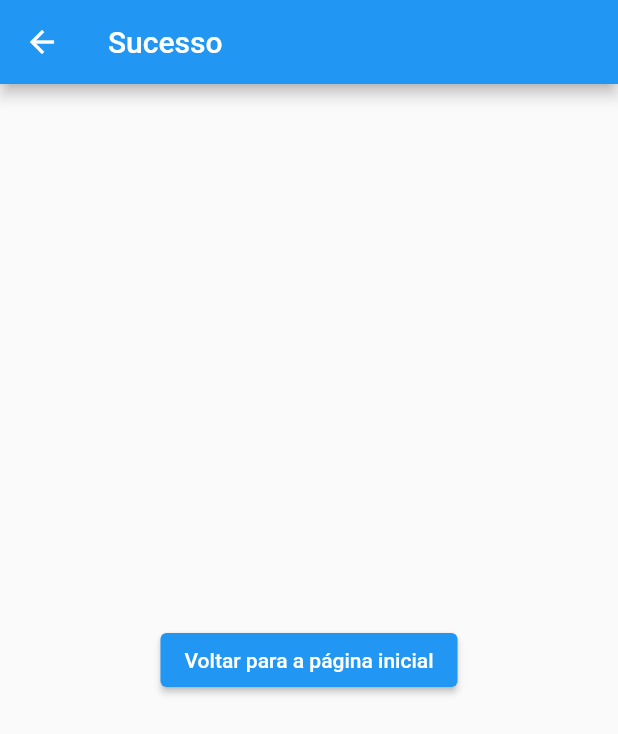
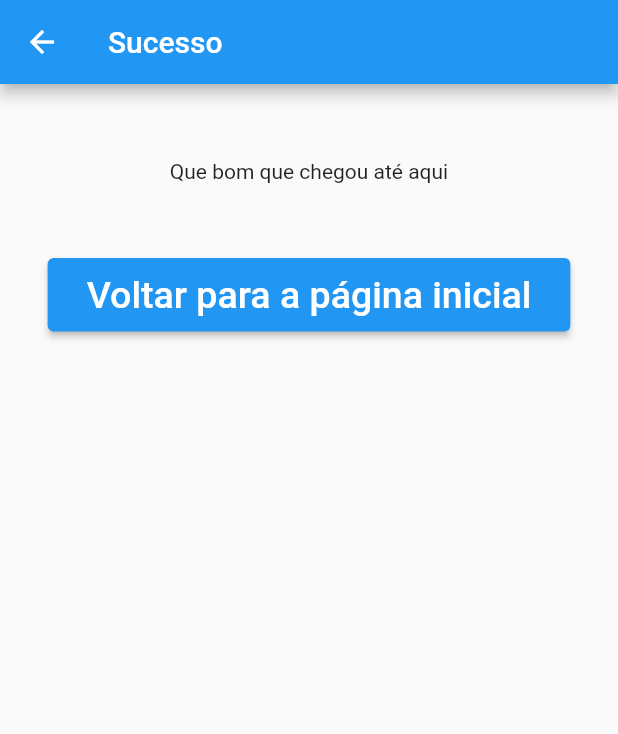
Before and after one commit to muloca/select, a Flutter app: the SuccessPage screen opened directly, on a phone screen of 412 x 824 dp. Shown: the top 734 px of the screen. Run offline on Flutter 3.47's test engine with Material 2 defaults, Android fonts, the light colour scheme and no system bars.

Commit message:
Add Page Success
Adicionada página de sucesso

```diff
--- a/lib/view/success_page.dart
+++ b/lib/view/success_page.dart
@@ -9,12 +9,28 @@ class SuccessPage extends StatelessWidget {
       appBar: AppBar(
         title: Text('Sucesso'),
       ),
-      body: Center(
-        child: ElevatedButton(
-          onPressed: () {
-            Navigator.pop(context);
-            },
-          child: Text('Voltar para a página inicial'),),
+      body: SingleChildScrollView(
+        child: Column(
+          children: [
+            Padding(
+              padding: const EdgeInsets.fromLTRB(0, 50, 0, 50),
+              child: Text('Que bom que chegou até aqui'),
+            ),
+            Center(
+              child: ElevatedButton(
+                onPressed: () {
+                  Navigator.pop(context);
+                  },
+                child: Padding(
+                  padding: const EdgeInsets.all(10),
+                  child: Text('Voltar para a página inicial',
+                  style: TextStyle(
+                    fontSize: 25
+                  ),),
+                ),),
+            ),
+          ],
+        ),
       ),
     );
   }
```
